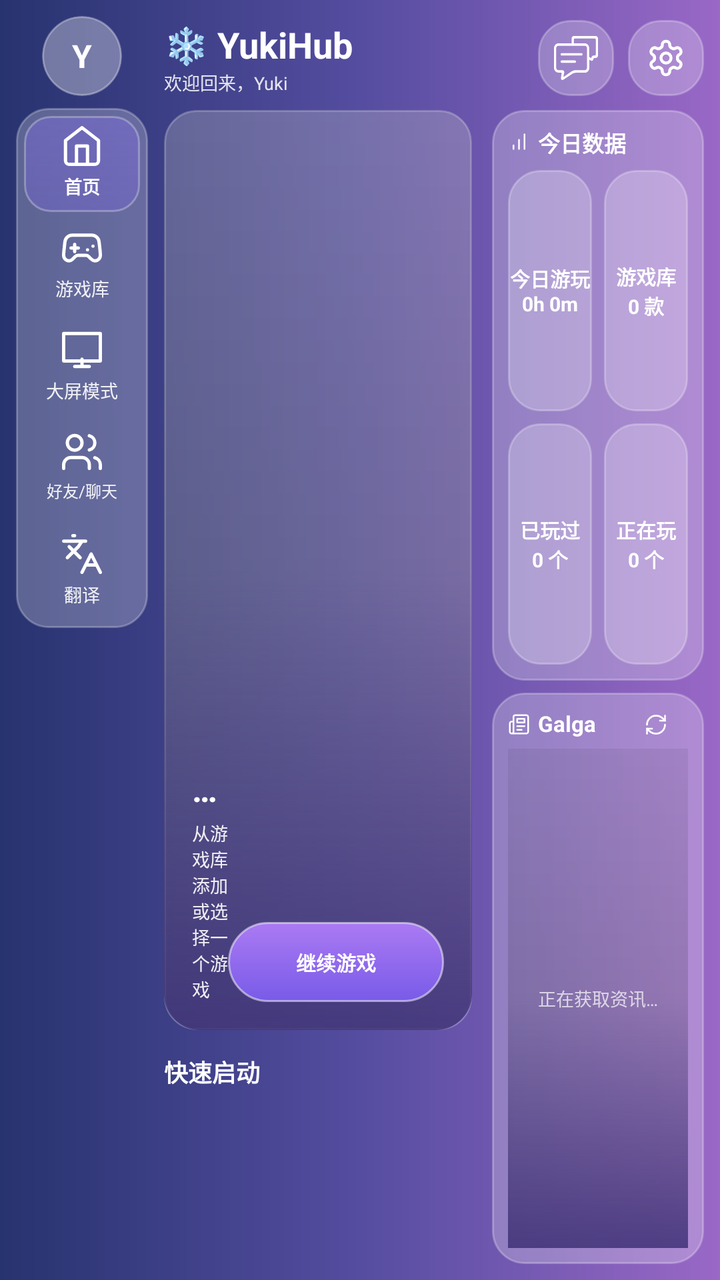
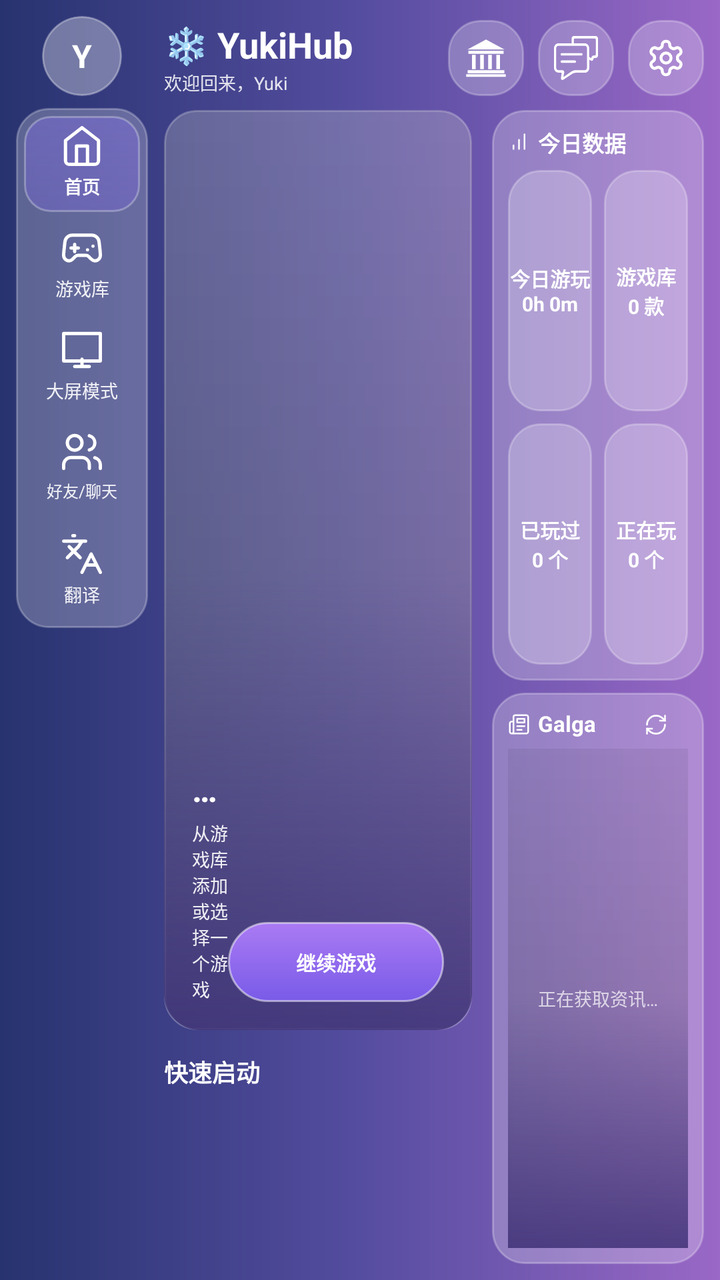

An Android layout rendered at two revisions. The XML below is the earlier revision; the diff shows what the commit changed to produce the second picture.
<!-- AndroidManifest.xml: application theme AppTheme -->
<!-- res/layout/activity_home.xml -->
<?xml version="1.0" encoding="utf-8"?>
<FrameLayout xmlns:android="http://schemas.android.com/apk/res/android"
    android:layout_width="match_parent"
    android:layout_height="match_parent"
    android:background="@drawable/bg_home_gradient">

    <LinearLayout
        android:layout_width="match_parent"
        android:layout_height="match_parent"
        android:orientation="horizontal"
        android:padding="8dp">

        <LinearLayout
            android:layout_width="66dp"
            android:layout_height="match_parent"
            android:gravity="center_horizontal"
            android:orientation="vertical">

            <FrameLayout
                android:id="@+id/homeProfileEntry"
                android:layout_width="40dp"
                android:layout_height="40dp"
                android:background="@drawable/bg_home_icon_circle"
                android:clipToOutline="true"
                android:clickable="true"
                android:focusable="true">

                <ImageView
                    android:id="@+id/homeAvatar"
                    android:layout_width="match_parent"
                    android:layout_height="match_parent"
                    android:contentDescription="用户头像"
                    android:scaleType="centerCrop"
                    android:visibility="gone" />

                <TextView
                    android:id="@+id/homeAvatarInitial"
                    android:layout_width="match_parent"
                    android:layout_height="match_parent"
                    android:gravity="center"
                    android:text="Y"
                    android:textColor="#FFFFFFFF"
                    android:textSize="16sp"
                    android:textStyle="bold" />

                <View
                    android:id="@+id/homeProfileStatusDot"
                    android:layout_width="8dp"
                    android:layout_height="8dp"
                    android:layout_gravity="right|bottom"
                    android:layout_margin="2dp"
                    android:background="@drawable/bg_profile_dot_online" />
            </FrameLayout>

            <Space android:layout_width="1dp" android:layout_height="6dp" />

            <LinearLayout
                android:layout_width="66dp"
                android:layout_height="wrap_content"
                android:background="@drawable/bg_home_glass"
                android:orientation="vertical"
                android:padding="4dp">

                <LinearLayout
                    android:id="@+id/homeNavHome"
                    android:layout_width="58dp"
                    android:layout_height="48dp"
                    android:background="@drawable/bg_home_nav_active"
                    android:clickable="true"
                    android:focusable="true"
                    android:gravity="center"
                    android:orientation="vertical">
                    <ImageView android:layout_width="22dp" android:layout_height="27dp" android:contentDescription="首页" android:gravity="bottom|center_horizontal" android:src="@drawable/ic_nav_home" android:scaleType="fitCenter" />
                    <TextView android:layout_width="match_parent" android:layout_height="18dp" android:gravity="top|center_horizontal" android:text="首页" android:textColor="#FFFFFFFF" android:textSize="9sp" android:textStyle="bold" />
                </LinearLayout>

                <LinearLayout
                    android:id="@+id/homeNavLibrary"
                    android:layout_width="58dp"
                    android:layout_height="48dp"
                    android:layout_marginTop="3dp"
                    android:clickable="true"
                    android:focusable="true"
                    android:gravity="center"
                    android:orientation="vertical">
                    <ImageView android:layout_width="22dp" android:layout_height="27dp" android:contentDescription="游戏库" android:gravity="bottom|center_horizontal" android:src="@drawable/ic_nav_library" android:scaleType="fitCenter" />
                    <TextView android:layout_width="match_parent" android:layout_height="18dp" android:gravity="top|center_horizontal" android:text="游戏库" android:textColor="#E8FFFFFF" android:textSize="9sp" />
                </LinearLayout>

                <LinearLayout
                    android:id="@+id/homeNavBigScreen"
                    android:layout_width="58dp"
                    android:layout_height="48dp"
                    android:layout_marginTop="3dp"
                    android:clickable="true"
                    android:focusable="true"
                    android:gravity="center"
                    android:orientation="vertical">
                    <ImageView android:layout_width="22dp" android:layout_height="27dp" android:contentDescription="大屏模式" android:gravity="bottom|center_horizontal" android:src="@drawable/ic_nav_bigscreen" android:scaleType="fitCenter" />
                    <TextView android:layout_width="match_parent" android:layout_height="18dp" android:gravity="top|center_horizontal" android:text="大屏模式" android:textColor="#E8FFFFFF" android:textSize="9sp" />
                </LinearLayout>

                <FrameLayout
                    android:id="@+id/homeNavChat"
                    android:layout_width="58dp"
                    android:layout_height="48dp"
                    android:layout_marginTop="3dp"
                    android:clickable="true"
                    android:focusable="true"
                    android:gravity="center"
                    android:orientation="vertical">
                    <LinearLayout
                        android:layout_width="match_parent"
                        android:layout_height="match_parent"
                        android:gravity="center"
                        android:orientation="vertical">
                        <ImageView android:layout_width="22dp" android:layout_height="27dp" android:contentDescription="好友/聊天" android:gravity="bottom|center_horizontal" android:src="@drawable/ic_nav_chat" android:scaleType="fitCenter" />
                        <TextView android:layout_width="match_parent" android:layout_height="18dp" android:gravity="top|center_horizontal" android:text="好友/聊天" android:textColor="#E8FFFFFF" android:textSize="8sp" />
                    </LinearLayout>
                    <TextView
                        android:id="@+id/homeNavChatBadge"
                        android:layout_width="18dp"
                        android:layout_height="18dp"
                        android:layout_gravity="top|end"
                        android:layout_marginTop="1dp"
                        android:layout_marginEnd="1dp"
                        android:gravity="center"
                        android:textColor="#FFFFFFFF"
                        android:textSize="8sp"
                        android:textStyle="bold"
                        android:background="@drawable/bg_unread_badge"
                        android:visibility="gone" />
                </FrameLayout>

                <LinearLayout
                    android:id="@+id/homeNavTranslate"
                    android:layout_width="58dp"
                    android:layout_height="48dp"
                    android:layout_marginTop="3dp"
                    android:clickable="true"
                    android:focusable="true"
                    android:gravity="center"
                    android:orientation="vertical">
                    <ImageView android:layout_width="22dp" android:layout_height="27dp" android:contentDescription="翻译" android:gravity="bottom|center_horizontal" android:src="@drawable/ic_nav_translate" android:scaleType="fitCenter" />
                    <TextView android:layout_width="match_parent" android:layout_height="18dp" android:gravity="top|center_horizontal" android:text="翻译" android:textColor="#E8FFFFFF" android:textSize="9sp" />
                </LinearLayout>
            </LinearLayout>

            <Space android:layout_width="1dp" android:layout_height="0dp" android:layout_weight="1" />
        </LinearLayout>

        <LinearLayout
            android:layout_width="0dp"
            android:layout_height="match_parent"
            android:layout_marginStart="8dp"
            android:layout_weight="1"
            android:orientation="vertical">

            <LinearLayout
                android:layout_width="match_parent"
                android:layout_height="42dp"
                android:gravity="center_vertical"
                android:orientation="horizontal">

                <LinearLayout
                    android:layout_width="0dp"
                    android:layout_height="wrap_content"
                    android:layout_weight="1"
                    android:orientation="vertical">

                    <TextView android:layout_width="wrap_content" android:layout_height="wrap_content" android:text="❄ YukiHub" android:textColor="#FFFFFFFF" android:textSize="18sp" android:textStyle="bold" />
                    <TextView android:id="@+id/homeGreeting" android:layout_width="match_parent" android:layout_height="wrap_content" android:ellipsize="end" android:maxLines="1" android:text="欢迎回来，Yuki" android:textColor="#D9FFFFFF" android:textSize="9sp" />
                </LinearLayout>

                <FrameLayout
                    android:id="@+id/homeCommunity"
                    android:layout_width="38dp"
                    android:layout_height="38dp"
                    android:background="@drawable/bg_home_glass"
                    android:clickable="true"
                    android:focusable="true">
                    <ImageView android:layout_width="22dp" android:layout_height="22dp" android:layout_gravity="center" android:contentDescription="社区" android:src="@drawable/ic_home_community" />
                </FrameLayout>

                <FrameLayout
                    android:id="@+id/homeNavSettings"
                    android:layout_width="38dp"
                    android:layout_height="38dp"
                    android:layout_marginStart="7dp"
                    android:background="@drawable/bg_home_glass"
                    android:clickable="true"
                    android:focusable="true">
                    <ImageView android:layout_width="20dp" android:layout_height="20dp" android:layout_gravity="center" android:contentDescription="设置" android:src="@drawable/ic_nav_settings" />
                </FrameLayout>
            </LinearLayout>

            <LinearLayout
                android:layout_width="match_parent"
                android:layout_height="0dp"
                android:layout_marginTop="5dp"
                android:layout_weight="1"
                android:orientation="horizontal">

                <LinearLayout
                    android:layout_width="0dp"
                    android:layout_height="match_parent"
                    android:layout_weight="1.6"
                    android:orientation="vertical">

                    <FrameLayout
                        android:id="@+id/homeHeroCard"
                        android:layout_width="match_parent"
                        android:layout_height="0dp"
                        android:layout_weight="1"
                        android:background="@drawable/bg_home_glass"
                        android:clipToOutline="true">

                        <ImageView android:id="@+id/homeHeroCover" android:layout_width="match_parent" android:layout_height="match_parent" android:contentDescription="最近游戏封面轮播" android:scaleType="centerCrop" android:src="@drawable/ic_launcher_foreground" />
                        <View android:layout_width="match_parent" android:layout_height="match_parent" android:background="@drawable/bg_home_hero_overlay" />

                        <LinearLayout
                            android:layout_width="match_parent"
                            android:layout_height="wrap_content"
                            android:layout_gravity="bottom"
                            android:gravity="bottom|center_vertical"
                            android:orientation="horizontal"
                            android:padding="14dp">

                            <LinearLayout android:layout_width="0dp" android:layout_height="wrap_content" android:layout_weight="1" android:orientation="vertical">
                                <TextView android:id="@+id/homeHeroTitle" android:layout_width="match_parent" android:layout_height="wrap_content" android:ellipsize="end" android:maxLines="1" android:text="开始你的游戏旅程" android:textColor="#FFFFFFFF" android:textSize="17sp" android:textStyle="bold" />
                                <TextView android:id="@+id/homeHeroSubtitle" android:layout_width="match_parent" android:layout_height="wrap_content" android:layout_marginTop="4dp" android:text="从游戏库添加或选择一个游戏" android:textColor="#E8FFFFFF" android:textSize="9sp" />
                            </LinearLayout>

                            <TextView android:id="@+id/homeHeroAction" android:layout_width="108dp" android:layout_height="40dp" android:background="@drawable/bg_home_primary_pill" android:clickable="true" android:focusable="true" android:gravity="center" android:text="继续游戏" android:textColor="#FFFFFFFF" android:textSize="10sp" android:textStyle="bold" />
                        </LinearLayout>
                    </FrameLayout>

                    <LinearLayout android:id="@+id/homeHeroDots" android:layout_width="match_parent" android:layout_height="12dp" android:gravity="center" android:orientation="horizontal" />
                    <TextView android:layout_width="match_parent" android:layout_height="18dp" android:gravity="center_vertical" android:text="快速启动" android:textColor="#FFFFFFFF" android:textSize="12sp" android:textStyle="bold" />

                    <HorizontalScrollView android:layout_width="match_parent" android:layout_height="84dp" android:layout_marginTop="3dp" android:fillViewport="false" android:overScrollMode="never" android:scrollbars="none">
                        <LinearLayout android:id="@+id/homeQuickGames" android:layout_width="wrap_content" android:layout_height="match_parent" android:orientation="horizontal" />
                    </HorizontalScrollView>
                </LinearLayout>

                <LinearLayout
                    android:layout_width="0dp"
                    android:layout_height="match_parent"
                    android:layout_marginStart="10dp"
                    android:layout_weight="1.1"
                    android:orientation="vertical">

                    <LinearLayout android:layout_width="match_parent" android:layout_height="0dp" android:layout_weight="1" android:background="@drawable/bg_home_glass" android:orientation="vertical" android:padding="8dp">
                        <LinearLayout android:layout_width="wrap_content" android:layout_height="16dp" android:orientation="horizontal" android:gravity="center_vertical">
                            <ImageView android:layout_width="11dp" android:layout_height="11dp" android:src="@drawable/ic_st_chart" android:tint="#FFFFFFFF" android:contentDescription="今日数据" />
                            <TextView android:layout_width="wrap_content" android:layout_height="wrap_content" android:layout_marginStart="4dp" android:text="今日数据" android:textColor="#FFFFFFFF" android:textSize="11sp" android:textStyle="bold" />
                        </LinearLayout>

                        <LinearLayout android:layout_width="match_parent" android:layout_height="0dp" android:layout_marginTop="6dp" android:layout_weight="1" android:orientation="horizontal">
                            <TextView android:id="@+id/homePlayTime" android:layout_width="0dp" android:layout_height="match_parent" android:layout_weight="1" android:background="@drawable/bg_home_glass" android:gravity="center" android:text="今日游玩\n0h 0m" android:textColor="#FFFFFFFF" android:textSize="10sp" android:textStyle="bold" />
                            <TextView android:id="@+id/homeGameCount" android:layout_width="0dp" android:layout_height="match_parent" android:layout_marginStart="6dp" android:layout_weight="1" android:background="@drawable/bg_home_glass" android:gravity="center" android:text="游戏库\n0 款" android:textColor="#FFFFFFFF" android:textSize="10sp" android:textStyle="bold" />
                        </LinearLayout>

                        <LinearLayout android:layout_width="match_parent" android:layout_height="0dp" android:layout_marginTop="6dp" android:layout_weight="1" android:orientation="horizontal">
                            <TextView android:id="@+id/homeCompletedCount" android:layout_width="0dp" android:layout_height="match_parent" android:layout_weight="1" android:background="@drawable/bg_home_glass" android:gravity="center" android:text="已玩过\n0 个" android:textColor="#FFFFFFFF" android:textSize="10sp" android:textStyle="bold" />
                            <TextView android:id="@+id/homePlayingCount" android:layout_width="0dp" android:layout_height="match_parent" android:layout_marginStart="6dp" android:layout_weight="1" android:background="@drawable/bg_home_glass" android:gravity="center" android:text="正在玩\n0 个" android:textColor="#FFFFFFFF" android:textSize="10sp" android:textStyle="bold" />
                        </LinearLayout>
                    </LinearLayout>

                    <LinearLayout android:id="@+id/homeNewsCard" android:layout_width="match_parent" android:layout_height="0dp" android:layout_marginTop="6dp" android:layout_weight="1" android:background="@drawable/bg_home_glass" android:orientation="vertical" android:padding="8dp">
                        <LinearLayout android:layout_width="match_parent" android:layout_height="16dp" android:gravity="center_vertical" android:orientation="horizontal">
                            <LinearLayout android:layout_width="0dp" android:layout_height="match_parent" android:layout_weight="1" android:orientation="horizontal" android:gravity="center_vertical">
                                <ImageView android:layout_width="11dp" android:layout_height="11dp" android:src="@drawable/ic_st_news" android:tint="#FFFFFFFF" android:contentDescription="Galgame 资讯" />
                                <TextView android:layout_width="wrap_content" android:layout_height="wrap_content" android:layout_marginStart="4dp" android:text="Galgame 资讯" android:textColor="#FFFFFFFF" android:textSize="11sp" android:textStyle="bold" />
                            </LinearLayout>
                            <ImageView android:id="@+id/homeNewsRefresh" android:layout_width="32dp" android:layout_height="match_parent" android:clickable="true" android:focusable="true" android:contentDescription="刷新资讯" android:padding="2dp" android:scaleType="fitCenter" android:src="@drawable/ic_st_refresh" android:tint="#B3FFFFFF" />
                        </LinearLayout>
                        <FrameLayout android:id="@+id/homeNewsMedia" android:layout_width="match_parent" android:layout_height="0dp" android:layout_marginTop="4dp" android:layout_weight="1">
                            <ImageView android:id="@+id/homeNewsBanner" android:layout_width="match_parent" android:layout_height="match_parent" android:contentDescription="资讯题图" android:scaleType="centerCrop" android:visibility="gone" />
                            <View android:layout_width="match_parent" android:layout_height="match_parent" android:background="@drawable/bg_home_news_overlay" />
                            <TextView android:id="@+id/homeNewsLoading" android:layout_width="match_parent" android:layout_height="match_parent" android:gravity="center" android:text="正在获取资讯…" android:textColor="#B3FFFFFF" android:textSize="9sp" />
                            <LinearLayout android:layout_width="match_parent" android:layout_height="wrap_content" android:layout_gravity="bottom" android:orientation="vertical" android:paddingLeft="10dp" android:paddingRight="10dp" android:paddingBottom="6dp">
                                <TextView android:id="@+id/homeNewsTitle" android:layout_width="match_parent" android:layout_height="wrap_content" android:ellipsize="end" android:maxLines="2" android:text="" android:textColor="#FFFFFFFF" android:textSize="10sp" android:textStyle="bold" />
                                <LinearLayout android:id="@+id/homeNewsDots" android:layout_width="match_parent" android:layout_height="8dp" android:layout_marginTop="2dp" android:gravity="center" android:orientation="horizontal" />
                            </LinearLayout>
                        </FrameLayout>
                    </LinearLayout>
                </LinearLayout>
            </LinearLayout>
        </LinearLayout>
    </LinearLayout>
</FrameLayout>
<!-- resources referenced by this layout -->
<resources>
  <!-- drawable bg_home_glass (drawable) -->
  <?xml version="1.0" encoding="utf-8"?>
  <shape xmlns:android="http://schemas.android.com/apk/res/android" android:shape="rectangle">
      <solid android:color="#3DFFFFFF" />
      <stroke android:width="1dp" android:color="#42FFFFFF" />
      <corners android:radius="16dp" />
  </shape>
  <!-- drawable bg_home_gradient (drawable) -->
  <?xml version="1.0" encoding="utf-8"?>
  <shape xmlns:android="http://schemas.android.com/apk/res/android" android:shape="rectangle">
      <gradient android:angle="0" android:startColor="#FF27336F" android:centerColor="#FF554DA0" android:endColor="#FF9A68C7" />
  </shape>
  <!-- drawable bg_home_hero_overlay (drawable) -->
  <?xml version="1.0" encoding="utf-8"?>
  <shape xmlns:android="http://schemas.android.com/apk/res/android" android:shape="rectangle">
      <gradient android:angle="270" android:startColor="#10000000" android:centerColor="#25000000" android:endColor="#C735286D" />
      <corners android:radius="18dp" />
  </shape>
  <!-- drawable bg_home_icon_circle (drawable) -->
  <?xml version="1.0" encoding="utf-8"?>
  <shape xmlns:android="http://schemas.android.com/apk/res/android" android:shape="oval">
      <solid android:color="#55FFFFFF" />
      <stroke android:width="1dp" android:color="#55FFFFFF" />
  </shape>
  <!-- drawable bg_home_nav_active (drawable) -->
  <?xml version="1.0" encoding="utf-8"?>
  <shape xmlns:android="http://schemas.android.com/apk/res/android" android:shape="rectangle">
      <gradient android:angle="90" android:startColor="#557A63E0" android:endColor="#667F6AE5" />
      <stroke android:width="1dp" android:color="#48FFFFFF" />
      <corners android:radius="13dp" />
  </shape>
  <!-- drawable bg_home_news_overlay (drawable) -->
  <?xml version="1.0" encoding="utf-8"?>
  <shape xmlns:android="http://schemas.android.com/apk/res/android" android:shape="rectangle">
      <gradient android:angle="270" android:startColor="#10000000" android:centerColor="#25000000" android:endColor="#C735286D" />
  </shape>
  <!-- drawable bg_home_primary_pill (drawable) -->
  <?xml version="1.0" encoding="utf-8"?>
  <shape xmlns:android="http://schemas.android.com/apk/res/android" android:shape="rectangle">
      <gradient android:angle="90" android:startColor="#FF795BE8" android:endColor="#FFAA7AF3" />
      <stroke android:width="1dp" android:color="#80FFFFFF" />
      <corners android:radius="24dp" />
  </shape>
  <!-- drawable bg_unread_badge (drawable) -->
  <?xml version="1.0" encoding="utf-8"?>
  <shape xmlns:android="http://schemas.android.com/apk/res/android" android:shape="oval">
      <solid android:color="#FF3B30" />
      <size android:width="18dp" android:height="18dp" />
  </shape>
  <!-- drawable ic_st_chart (drawable) -->
  <?xml version="1.0" encoding="utf-8"?>
  <vector xmlns:android="http://schemas.android.com/apk/res/android"
      android:width="24dp"
      android:height="24dp"
      android:viewportWidth="24"
      android:viewportHeight="24">
      <path
          android:fillColor="@android:color/transparent"
          android:strokeColor="#FFFFFFFF"
          android:strokeWidth="1.8"
          android:strokeLineCap="round"
          android:strokeLineJoin="round"
          android:pathData="M6,20V16M12,20V10M18,20V4" />
  </vector>
</resources>

<!-- the commit's change to res/layout/activity_home.xml (unified diff, before → after) -->
@@ -172,6 +172,18 @@
                     <TextView android:id="@+id/homeGreeting" android:layout_width="match_parent" android:layout_height="wrap_content" android:ellipsize="end" android:maxLines="1" android:text="欢迎回来，Yuki" android:textColor="#D9FFFFFF" android:textSize="9sp" />
                 </LinearLayout>
 
+                
+                <FrameLayout
+                    android:id="@+id/homeExhibition"
+                    android:layout_width="38dp"
+                    android:layout_height="38dp"
+                    android:layout_marginEnd="7dp"
+                    android:background="@drawable/bg_home_glass"
+                    android:clickable="true"
+                    android:focusable="true">
+                    <ImageView android:layout_width="22dp" android:layout_height="22dp" android:layout_gravity="center" android:contentDescription="展厅" android:src="@drawable/ic_home_exhibition" />
+                </FrameLayout>
+
                 <FrameLayout
                     android:id="@+id/homeCommunity"
                     android:layout_width="38dp"
